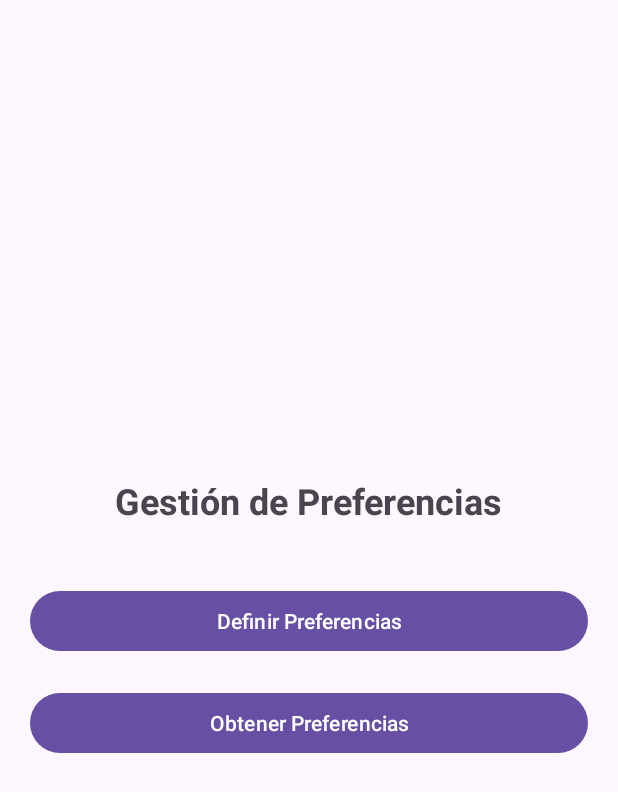
After one commit to AlexWhut/ProgramacionMultimediaMoviles, an Android app: the layout layout_actividad1.xml on its own in the app's theme, with its tools: preview values and no code run, on a phone screen of 412 x 824 dp. The commit adds this screen. Shown: the top 792 px of the screen. Run offline under Robolectric (Android 15) with nearby library versions, the phone set to English and light mode, and no system bars.

Commit message:
actividad 7.1

```diff
--- /dev/null
+++ b/PreferenciasDialogosNotificaciones/app/src/main/res/layout/layout_actividad1.xml
@@ -0,0 +1,30 @@
+<?xml version="1.0" encoding="utf-8"?>
+<LinearLayout xmlns:android="http://schemas.android.com/apk/res/android"
+    android:layout_width="match_parent"
+    android:layout_height="match_parent"
+    android:orientation="vertical"
+    android:gravity="center"
+    android:padding="20dp">
+
+    <TextView
+        android:layout_width="wrap_content"
+        android:layout_height="wrap_content"
+        android:text="Gestión de Preferencias"
+        android:textSize="24sp"
+        android:textStyle="bold"
+        android:layout_marginBottom="40dp"/>
+
+    <Button
+        android:id="@+id/btnDefinirPreferencias"
+        android:layout_width="match_parent"
+        android:layout_height="wrap_content"
+        android:text="Definir Preferencias" />
+
+    <Button
+        android:id="@+id/btnObtenerPreferencias"
+        android:layout_width="match_parent"
+        android:layout_height="wrap_content"
+        android:layout_marginTop="20dp"
+        android:text="Obtener Preferencias" />
+
+</LinearLayout>
```
Also changed, not shown: PreferenciasDialogosNotificaciones/app/src/main/AndroidManifest.xml (+11 -87 lines), PreferenciasDialogosNotificaciones/app/src/main/java/com/example/preferenciasdialogosnotificaciones/MainActividad1.java (added, +47 -0 lines), PreferenciasDialogosNotificaciones/app/src/main/java/com/example/preferenciasdialogosnotificaciones/PreferenciasAppActivity.java (+2 -12 lines), PreferenciasDialogosNotificaciones/app/src/main/res/layout/opciones1.xml (added, +7 -0 lines), PreferenciasDialogosNotificaciones/app/src/main/res/values/strings.xml (+10 -0 lines), PreferenciasDialogosNotificaciones/app/src/main/res/xml/opciones1.xml (added, +35 -0 lines).
